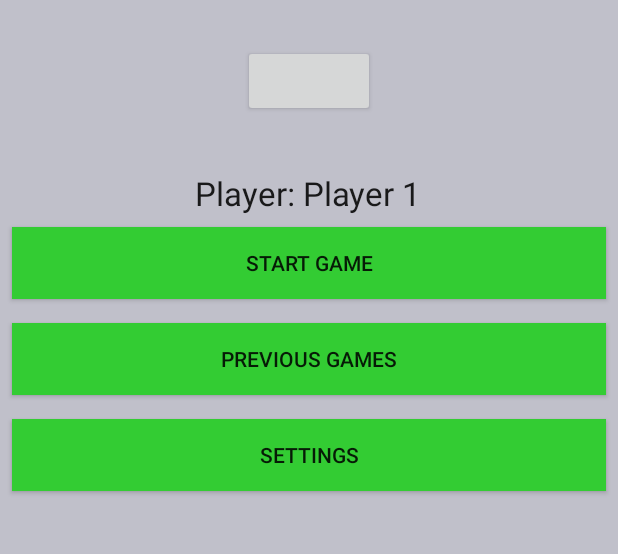
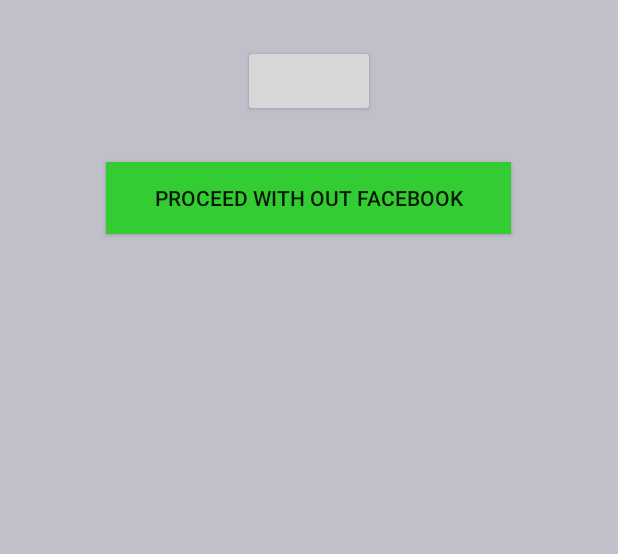
Before and after one commit to min90/AwesomeRaffleGame, an Android app: the screen it shows after launch (MainActivity), on a phone screen of 412 x 824 dp, the part 152-706 px from its top. Run offline under Robolectric (Android 15) with nearby library versions, the phone set to English and light mode, and no system bars; libraries missing offline, so code that uses them is left out: com.facebook, com.facebook.login; plain views replace LoginButton; 3 statements that could not run were skipped.

Commit message:
Navne ændring

```diff
--- a/app/src/main/java/androidcourse/awesomerafflegame/activities/MainActivity.java
+++ b/app/src/main/java/androidcourse/awesomerafflegame/activities/MainActivity.java
@@ -30,6 +30,7 @@ import androidcourse.awesomerafflegame.R;
 import androidcourse.awesomerafflegame.controllers.FragmentController;
 import androidcourse.awesomerafflegame.controllers.SharedPreferencesManager;
 import androidcourse.awesomerafflegame.bluetooth.BluetoothHandler;
+import androidcourse.awesomerafflegame.fragments.SettingsFragment;
 import androidcourse.awesomerafflegame.fragments.StartFragment;
 
 public class MainActivity extends AppCompatActivity {
@@ -124,6 +125,7 @@ public class MainActivity extends AppCompatActivity {
         AccessToken accessToken = AccessToken.getCurrentAccessToken();
         if (accessToken == null || accessToken.isExpired()) {
             createLogin();
+            SharedPreferencesManager.get().setFirstTimeUser(true);
             Log.d(DEBUG_TAG, "Logged in not");
         } else {
             createStartView(Profile.getCurrentProfile());
@@ -166,6 +168,7 @@ public class MainActivity extends AppCompatActivity {
 
         //noinspection SimplifiableIfStatement
         if (id == R.id.action_settings) {
+            FragmentController.get().transactFragments(this, new SettingsFragment(), "settings_fragment");
             return true;
         }
 
--- a/app/src/main/java/androidcourse/awesomerafflegame/controllers/SharedPreferencesManager.java
+++ b/app/src/main/java/androidcourse/awesomerafflegame/controllers/SharedPreferencesManager.java
@@ -32,7 +32,7 @@ public class SharedPreferencesManager {
     }
 
     public void setVersionName(String version){
-        editor.putString(VERSION_TAG, version).commit();
+        editor.putString(VERSION_TAG, "Version: " + version).commit();
     }
 
     public String getVersionName(){
--- a/app/src/main/java/androidcourse/awesomerafflegame/fragments/FirstTimeUsersFragment.java
+++ b/app/src/main/java/androidcourse/awesomerafflegame/fragments/FirstTimeUsersFragment.java
@@ -21,16 +21,6 @@ import androidcourse.awesomerafflegame.controllers.SharedPreferencesManager;
  */
 public class FirstTimeUsersFragment extends DialogFragment {
     private static final String DEBUG_TAG = FirstTimeUsersFragment.class.getSimpleName();
-    private static final String NAME_TAG = "name";
-
-    public static FirstTimeUsersFragment newInstance(String name) {
-        FirstTimeUsersFragment fragment = new FirstTimeUsersFragment();
-        Bundle args = new Bundle();
-        args.putString(NAME_TAG, name);
-
-        fragment.setArguments(args);
-        return fragment;
-    }
 
     @Nullable
     @Override
@@ -42,25 +32,15 @@ public class FirstTimeUsersFragment extends DialogFragment {
     public void onViewCreated(View view, @Nullable Bundle savedInstanceState) {
         super.onViewCreated(view, savedInstanceState);
 
-        final EditText edtName = (EditText) view.findViewById(R.id.edt_player_name);
         Button btnOkName = (Button) view.findViewById(R.id.btn_ok_dialog);
 
-        String title = getArguments().getString(NAME_TAG);
-        getDialog().setTitle("Welcome: " + title);
+        getDialog().setTitle("Welcome");
 
         btnOkName.setOnClickListener(new View.OnClickListener() {
             @Override
             public void onClick(View v) {
-                if(!edtName.getText().toString().equalsIgnoreCase("")){
-                    SharedPreferencesManager.get().setPlayerName(edtName.getText().toString());
-                }
                 getDialog().dismiss();
             }
         });
     }
-
-    @Override
-    public void onDismiss(DialogInterface dialog) {
-        super.onDismiss(dialog);
-    }
 }
--- a/app/src/main/java/androidcourse/awesomerafflegame/fragments/GameFragment.java
+++ b/app/src/main/java/androidcourse/awesomerafflegame/fragments/GameFragment.java
@@ -497,7 +497,7 @@ public class GameFragment extends Fragment implements View.OnClickListener, OnSh
     @Override
     public void onCreateOptionsMenu(Menu menu, MenuInflater inflater) {
         inflater.inflate(R.menu.game_menu, menu);
-        super.onCreateOptionsMenu(menu, inflater);
+        //super.onCreateOptionsMenu(menu, inflater);
     }
 
     @Override
@@ -520,5 +520,6 @@ public class GameFragment extends Fragment implements View.OnClickListener, OnSh
                 dialog.dismiss();
             }
         });
+        builder.show();
     }
 }
--- a/app/src/main/java/androidcourse/awesomerafflegame/fragments/StartFragment.java
+++ b/app/src/main/java/androidcourse/awesomerafflegame/fragments/StartFragment.java
@@ -2,12 +2,14 @@ package androidcourse.awesomerafflegame.fragments;
 
 import android.os.Bundle;
 import android.support.annotation.Nullable;
+import android.support.v4.app.DialogFragment;
 import android.support.v4.app.Fragment;
-import android.util.Log;
 import android.view.LayoutInflater;
 import android.view.View;
 import android.view.ViewGroup;
 import android.widget.Button;
+import android.widget.EditText;
+import android.widget.LinearLayout;
 import android.widget.TextView;
 
 import androidcourse.awesomerafflegame.R;
@@ -22,10 +24,14 @@ public class StartFragment extends Fragment implements View.OnClickListener {
 
     private Button btnStartGame;
     private Button btnResults;
-    private Button btnAbout;
+    private Button btnSettings;
+    private Button btnNoFacebook;
+    private Button btnSavePlayerName;
+    private LinearLayout playerNameLayout;
+    private LinearLayout loggedInLayout;
+    private EditText edtPlayerName;
 
     private String name;
-    private boolean nameChanged = false;
 
     private TextView txtWelcomeMessage, versionTxt;
 
@@ -40,33 +46,42 @@ public class StartFragment extends Fragment implements View.OnClickListener {
         btnStartGame.setOnClickListener(this);
         btnResults = (Button) view.findViewById(R.id.btn_results);
         btnResults.setOnClickListener(this);
-        btnAbout = (Button) view.findViewById(R.id.btn_about);
-        btnAbout.setOnClickListener(this);
+        btnSettings = (Button) view.findViewById(R.id.btn_settings);
+        btnSettings.setOnClickListener(this);
         versionTxt = (TextView) view.findViewById(R.id.tv_version);
         txtWelcomeMessage = (TextView) view.findViewById(R.id.tv_playername);
+        loggedInLayout = (LinearLayout) view.findViewById(R.id.logged_in_layout);
+        btnNoFacebook = (Button) view.findViewById(R.id.btn_without_facebook);
+        btnNoFacebook.setOnClickListener(this);
+        btnSavePlayerName = (Button) view.findViewById(R.id.btn_save_player_name);
+        btnSavePlayerName.setOnClickListener(this);
+        playerNameLayout = (LinearLayout) view.findViewById(R.id.player_name_layout);
+        edtPlayerName = (EditText) view.findViewById(R.id.edt_player_name);
 
-        showInfoDialog();
+
+        firstTimeUser();
 
         return view;
     }
+
 
     @Override
     public void onViewCreated(View view, @Nullable Bundle savedInstanceState) {
         super.onViewCreated(view, savedInstanceState);
         versionTxt.setText(SharedPreferencesManager.get().getVersionName());
-        if (nameChanged) {
-            txtWelcomeMessage.setText("Player: " + name);
-        } else {
-            txtWelcomeMessage.setText("Welcome");
-        }
+        txtWelcomeMessage.setText("Player: " + SharedPreferencesManager.get().getPlayerName());
+
 
     }
 
-    private void showInfoDialog() {
+    private void firstTimeUser() {
         if (SharedPreferencesManager.get().getFirstTimeUser()) {
-            FragmentController.get().transactDialogFragment(getActivity(), FirstTimeUsersFragment.newInstance(name), "info_fragment");
+            DialogFragment fragment = new FirstTimeUsersFragment();
+            FragmentController.get().transactDialogFragment(getActivity(), fragment, "info_fragment");
             SharedPreferencesManager.get().setFirstTimeUser(false);
-            nameChanged = true;
+        } else {
+            btnNoFacebook.setVisibility(View.GONE);
+            loggedInLayout.setVisibility(View.VISIBLE);
         }
     }
 
@@ -86,7 +101,7 @@ public class StartFragment extends Fragment implements View.OnClickListener {
 
     @Override
     public void onClick(View v) {
-        if (v.getId() == btnAbout.getId()) {
+        if (v.getId() == btnSettings.getId()) {
             settings();
         }
 
@@ -97,5 +112,22 @@ public class StartFragment extends Fragment implements View.OnClickListener {
         if (v.getId() == btnResults.getId()) {
             results();
         }
+        if (v.getId() == btnNoFacebook.getId()) {
+            if (btnNoFacebook.getVisibility() == View.VISIBLE) {
+                btnNoFacebook.setVisibility(View.GONE);
+                loggedInLayout.setVisibility(View.VISIBLE);
+                playerNameLayout.setVisibility(View.VISIBLE);
+                txtWelcomeMessage.setVisibility(View.GONE);
+            }
+        }
+
+        if (v.getId() == btnSavePlayerName.getId()) {
+            if (!edtPlayerName.getText().toString().equalsIgnoreCase("")) {
+                SharedPreferencesManager.get().setPlayerName(edtPlayerName.getText().toString());
+                playerNameLayout.setVisibility(View.GONE);
+                txtWelcomeMessage.setText("Player: " + SharedPreferencesManager.get().getPlayerName());
+                txtWelcomeMessage.setVisibility(View.VISIBLE);
+            }
+        }
     }
 }
--- a/app/src/main/res/layout/fragment_about.xml
+++ b/app/src/main/res/layout/fragment_about.xml
@@ -25,17 +25,6 @@
                 android:textAppearance="?android:attr/textAppearanceLarge"
                 android:textSize="16dp"/>
 
-            <EditText
-                android:layout_width="match_parent"
-                android:layout_height="wrap_content"
-                android:inputType="textPersonName"
-                android:ems="10"
-                android:id="@+id/edt_player_name"
-                android:layout_gravity="center_horizontal"
-                android:layout_marginLeft="16dp"
-                android:layout_marginRight="16dp"
-                android:hint="Player name" />
-
             <Button
                 android:layout_width="wrap_content"
                 android:layout_height="wrap_content"
--- a/app/src/main/res/layout/fragment_start.xml
+++ b/app/src/main/res/layout/fragment_start.xml
@@ -30,6 +30,39 @@
             android:layout_marginBottom="30dp"
             android:layout_marginTop="30dp"/>
 
+        <LinearLayout
+            android:orientation="horizontal"
+            android:layout_width="match_parent"
+            android:layout_height="wrap_content"
+            android:id="@+id/player_name_layout"
+            android:visibility="gone">
+
+            <EditText
+                android:layout_width="wrap_content"
+                android:layout_height="match_parent"
+                android:inputType="textPersonName"
+                android:ems="10"
+                android:id="@+id/edt_player_name"
+                android:layout_gravity="center_horizontal"
+                android:layout_marginLeft="16dp"
+                android:hint="Enter your player name" />
+
+            <Button
+                style="?android:attr/buttonStyleSmall"
+                android:layout_width="match_parent"
+                android:layout_height="match_parent"
+                android:text="Save"
+                android:id="@+id/btn_save_player_name"
+                android:layout_gravity="right" />
+        </LinearLayout>
+
+        <LinearLayout
+            android:orientation="vertical"
+            android:layout_width="match_parent"
+            android:layout_height="match_parent"
+            android:id="@+id/logged_in_layout"
+            android:visibility="gone">
+
             <TextView
                 android:id="@+id/tv_playername"
                 android:layout_width="wrap_content"
@@ -40,7 +73,8 @@
                 android:layout_marginTop="6dp"
                 android:gravity="center_vertical|center_horizontal"
                 android:text="Player name"
-            android:textAppearance="?android:attr/textAppearanceLarge"/>
+                android:textAppearance="?android:attr/textAppearanceLarge"
+                android:visibility="visible" />
 
             <Button
                 android:id="@+id/btn_start_game"
@@ -59,7 +93,7 @@
                 android:text="Previous games"/>
 
             <Button
-            android:id="@+id/btn_about"
+                android:id="@+id/btn_settings"
                 android:layout_width="match_parent"
                 android:layout_height="wrap_content"
                 android:layout_margin="8dp"
@@ -71,10 +105,20 @@
                 android:layout_width="wrap_content"
                 android:layout_height="wrap_content"
                 android:textAppearance="?android:attr/textAppearanceSmall"
-            android:text="small"
+                android:text="version"
                 android:id="@+id/tv_version"
                 android:layout_gravity="center_horizontal"
                 android:layout_marginTop="6dp" />
         </LinearLayout>
 
+        <Button
+            android:layout_width="wrap_content"
+            android:layout_height="wrap_content"
+            android:text="Proceed WIth out facebook"
+            android:id="@+id/btn_without_facebook"
+            android:layout_gravity="center_horizontal"
+            android:background="@drawable/cool_button"
+            android:visibility="visible" />
     </LinearLayout>
+
+</LinearLayout>
--- a/app/src/main/res/menu/game_menu.xml
+++ b/app/src/main/res/menu/game_menu.xml
@@ -6,6 +6,6 @@
         android:id="@+id/rules_menu"
         android:orderInCategory="100"
         android:icon="@drawable/ic_action_name"
-        android:title="@string/action_settings"
-        app:showAsAction="never" />
+        android:title="rules"
+        app:showAsAction="always" />
 </menu>
```
Lines whose indentation alone changed are shown as unchanged.
